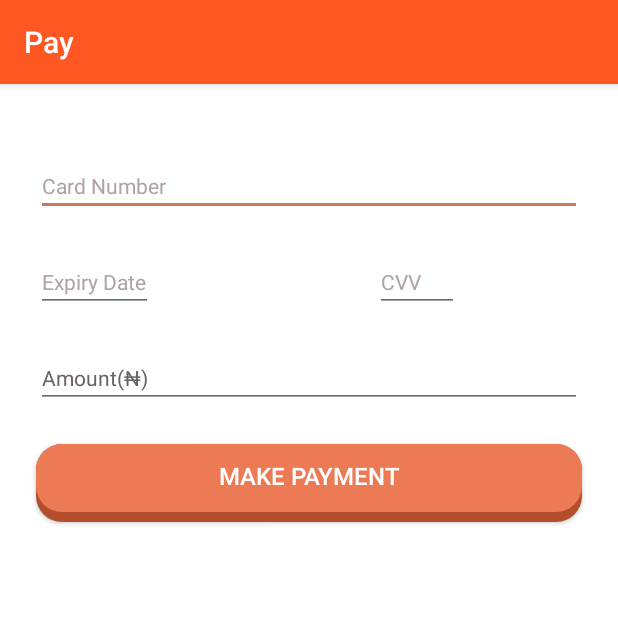
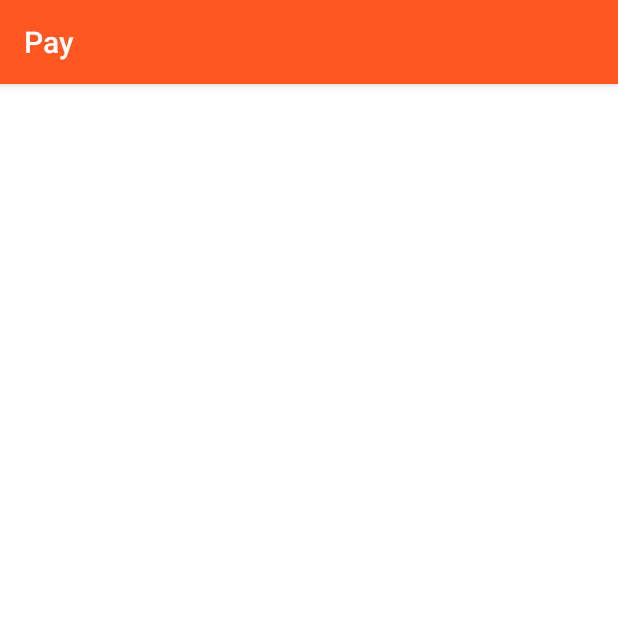
Before and after one commit to Tele582/Flexpad, an Android app: the SendMoneyActivity screen opened directly, with no data from a screen before it, on a phone screen of 412 x 824 dp, the top half of it. Run offline under Robolectric (Android 15) with nearby library versions, the phone set to English and light mode, and no system bars; libraries missing offline, so code that uses them is left out: co.paystack.android; 5 statements that could not run were skipped.

Commit message:
Slimmed Design

```diff
--- a/app/src/main/res/layout/activity_send_money.xml
+++ b/app/src/main/res/layout/activity_send_money.xml
@@ -32,90 +32,11 @@
 
     </com.google.android.material.appbar.AppBarLayout>
 
-    <EditText
-        android:id="@+id/til_card_number"
-        android:layout_width="match_parent"
-        android:layout_height="wrap_content"
-        android:layout_marginStart="24dp"
-        android:layout_marginLeft="24dp"
-        android:layout_marginTop="48dp"
-        android:layout_marginEnd="24dp"
-        android:layout_marginRight="24dp"
-        android:inputType="number"
-        android:hint="Card Number"
-        android:textColorHint="#B1A2A2"
-        app:layout_constraintEnd_toEndOf="parent"
-        app:layout_constraintStart_toStartOf="parent"
-        style="@style/Widget.MaterialComponents.TextInputLayout.OutlinedBox"/>
-
     <LinearLayout
         android:layout_width="match_parent"
         android:layout_height="wrap_content"
         android:orientation="horizontal">
 
-        <EditText
-            android:id="@+id/til_card_expiry"
-            android:layout_width="wrap_content"
-            android:layout_height="wrap_content"
-            android:layout_marginStart="24dp"
-            android:layout_marginLeft="24dp"
-            android:layout_marginTop="24dp"
-            android:layout_marginEnd="24dp"
-            android:layout_marginRight="24dp"
-            android:inputType="date"
-            android:hint="Expiry Date"
-            android:textColorHint="#B1A2A2"
-            app:layout_constraintTop_toBottomOf="@id/til_card_number"
-            app:layout_constraintLeft_toLeftOf="parent"
-            app:layout_constraintRight_toLeftOf="@id/til_card_cvv"
-            style="@style/Widget.MaterialComponents.TextInputLayout.OutlinedBox"/>
-
-        <EditText
-            android:id="@+id/til_card_cvv"
-            style="@style/Widget.MaterialComponents.TextInputLayout.OutlinedBox"
-            android:layout_width="wrap_content"
-            android:layout_height="wrap_content"
-            android:layout_marginStart="124dp"
-            android:layout_marginTop="24dp"
-            android:layout_marginEnd="24dp"
-            android:hint="CVV"
-            android:textColorHint="#B1A2A2"
-            android:inputType="number"
-            app:layout_constraintLeft_toRightOf="@id/til_card_expiry"
-            app:layout_constraintRight_toRightOf="parent"
-            app:layout_constraintTop_toBottomOf="@id/til_card_number"/>
-    </LinearLayout>
-
-    <EditText
-        android:id="@+id/til_transfer_amount"
-        android:layout_width="match_parent"
-        android:layout_height="wrap_content"
-        android:layout_marginStart="24dp"
-        android:layout_marginLeft="24dp"
-        android:layout_marginTop="24dp"
-        android:layout_marginEnd="24dp"
-        android:layout_marginRight="24dp"
-        android:inputType="number"
-        android:hint="Amount(₦)"
-        android:textColorHint="#6A6161"
-        app:layout_constraintEnd_toEndOf="parent"
-        app:layout_constraintStart_toStartOf="parent"
-        style="@style/Widget.MaterialComponents.TextInputLayout.OutlinedBox"/>
-
-
-    <Button
-        android:id="@+id/btn_make_payment"
-        android:layout_width="match_parent"
-        android:layout_height="wrap_content"
-        app:layout_constraintTop_toBottomOf="@id/til_card_cvv"
-        app:layout_constraintLeft_toLeftOf="parent"
-        app:layout_constraintRight_toRightOf="parent"
-        android:layout_marginStart="24dp"
-        android:layout_marginEnd="24dp"
-        android:layout_marginTop="24dp"
-        android:text="Make Payment"
-        android:background="@drawable/orange_duolingable"
-        android:textColor="#fff"
-        android:textSize="16sp"/>
+        </LinearLayout>
 
 </LinearLayout>
```
